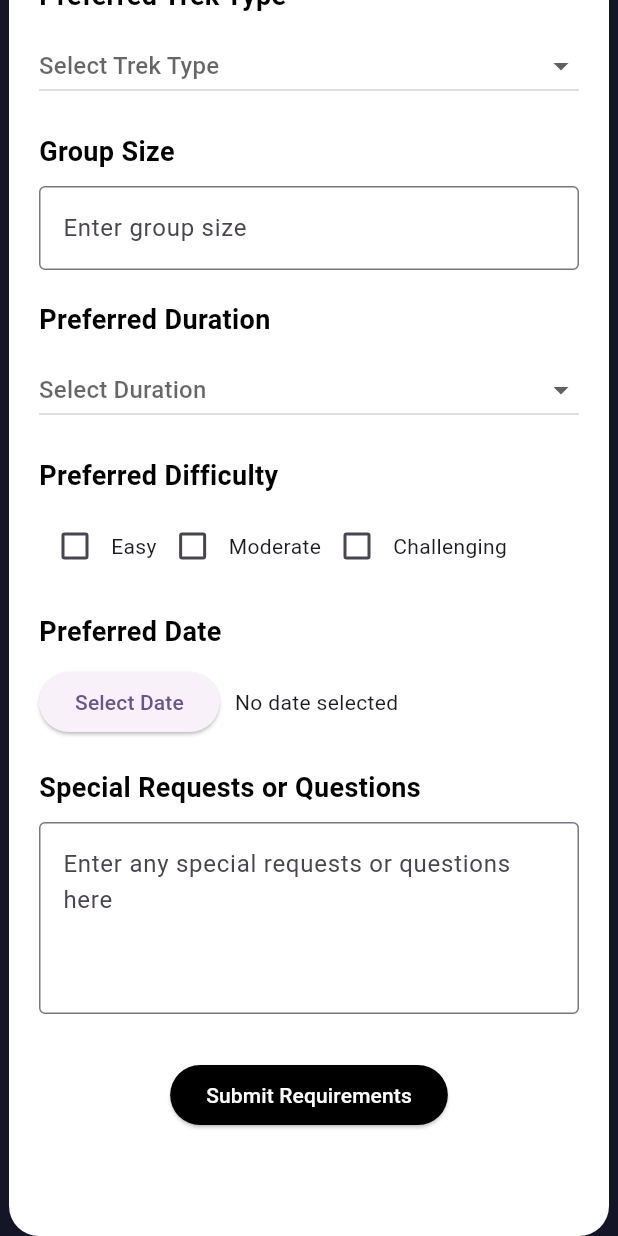
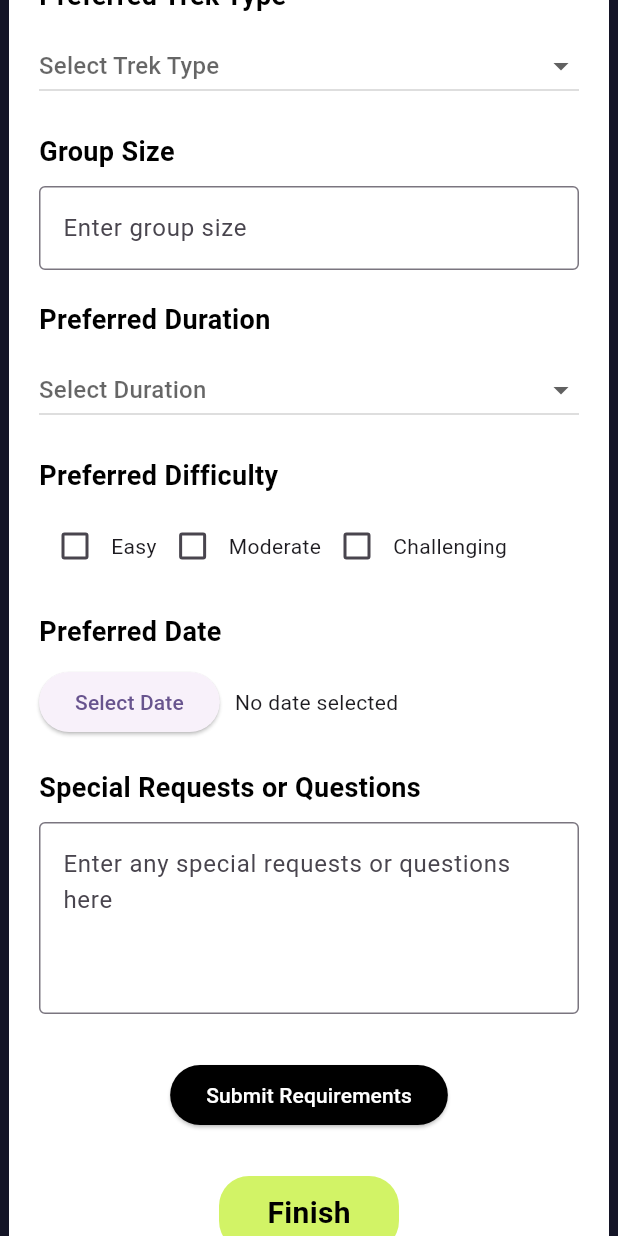
Before and after one commit to chakshit2004h/treckify, a Flutter app: the JohnDoe screen opened directly, scrolled down 505 dp, on a phone screen of 412 x 824 dp. Run offline on Flutter 3.47's test engine with Material 3 defaults, Android fonts, the phone set to English and light mode, and no system bars; our stand-ins replace font_awesome_flutter.

Commit message:
Initial commit

```diff
--- a/lib/main.dart
+++ b/lib/main.dart
@@ -42,7 +42,7 @@ class MyApp extends StatelessWidget {
         colorScheme: ColorScheme.fromSeed(seedColor: Colors.deepPurple),
         useMaterial3: true,
       ),
-      home: Hotels(),
+      home: JohnDoe(),
     );
   }
 }
--- a/lib/pages/john.dart
+++ b/lib/pages/john.dart
@@ -1,4 +1,5 @@
 import 'package:flutter/material.dart';
+import 'package:treckify/pages/home.dart';
 
 class JohnDoe extends StatefulWidget {
   const JohnDoe({super.key});
@@ -344,7 +345,21 @@ class _JohnDoeState extends State<JohnDoe> {
                                   fontSize: 20,
                                 ),
                               ),
-                            const SizedBox(height: 30,)
+                            const SizedBox(height: 10,),
+                            GestureDetector(
+                              onTap: (){
+                                Navigator.push(context, MaterialPageRoute(builder: (context) => Home()));
+                              },
+                              child: Container(
+                                width: 120,
+                                height: 50,
+                                decoration: BoxDecoration(
+                                  color: const Color(0xFFD2F366),
+                                  borderRadius: BorderRadius.circular(20),
+                                ),
+                                child: const Center(child: Text("Finish",style: TextStyle(fontWeight: FontWeight.bold,color: Colors.black,fontSize: 20),)),
+                              ),
+                            ),
                           ],
                         ),
                       ),
```
